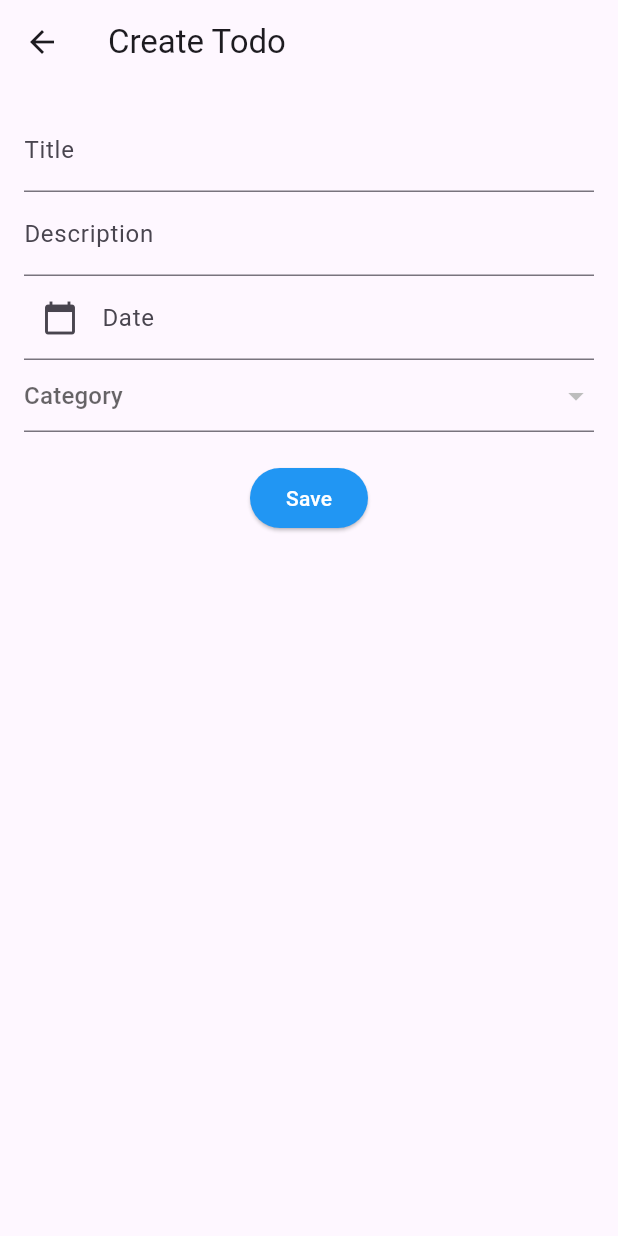
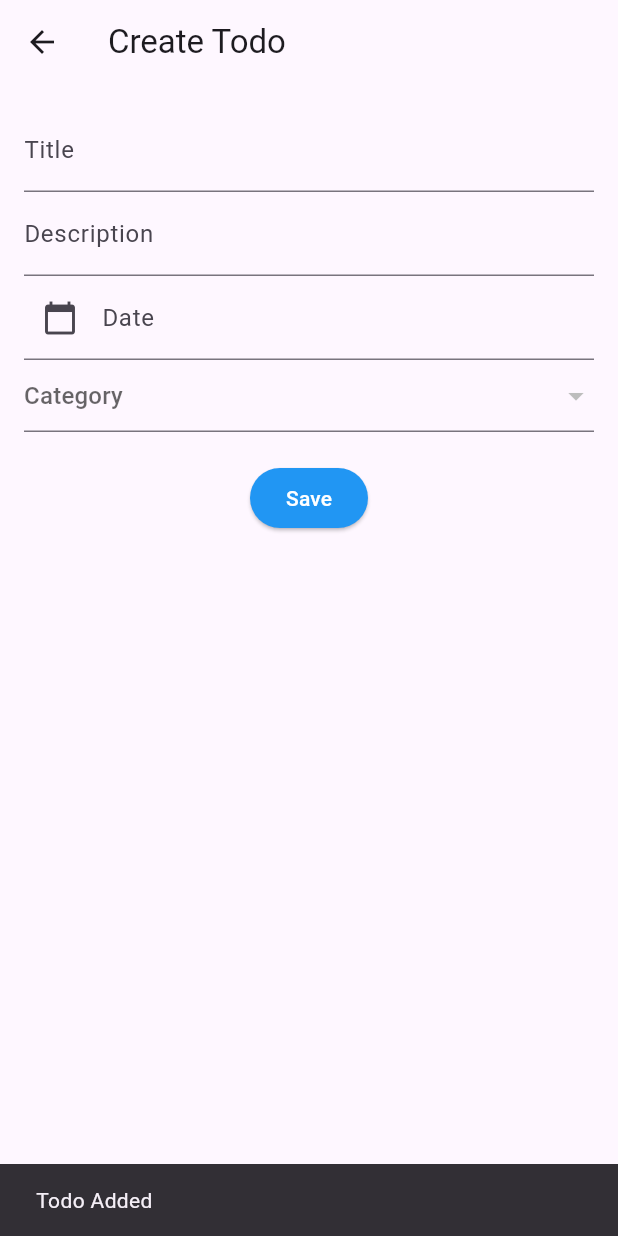
Before and after one commit to abusayembd/flutter_todo_app_sqflite, a Flutter app: the TodoScreen screen opened directly, after a tap on "Save", on a phone screen of 412 x 824 dp. Run offline on Flutter 3.47's test engine with Material 3 defaults, Android fonts, the phone set to English and light mode, and no system bars; our stand-ins replace sqflite; accounts and stored records are empty; network calls fail.

Commit message:
todo table added, todo title, desc, date picker, category dropdown , save todo to database

```diff
--- /dev/null
+++ b/lib/models/todo.dart
@@ -0,0 +1,27 @@
+class Todo {
+
+  String title;
+  String description;
+  String category;
+  String todoDate;
+  int isFinished;
+
+  Todo({
+
+    required this.title,
+    required this.description,
+    required this.category,
+    required this.todoDate,
+    required this.isFinished,
+  });
+
+  todoMap() {
+    var mapping = <String, dynamic>{};
+    mapping['title'] = title;
+    mapping['description'] = description;
+    mapping['category'] = category;
+    mapping['todoDate'] = todoDate;
+    mapping['isFinished'] = isFinished;
+    return mapping;
+  }
+}
--- a/lib/repositories/database_connection.dart
+++ b/lib/repositories/database_connection.dart
@@ -15,5 +15,10 @@ setDatabase() async {
 
   FutureOr<void> _onCreatingDatabase(Database database, int version)async {
   await database.execute('CREATE TABLE categories(id INTEGER PRIMARY KEY AUTOINCREMENT, name TEXT, description TEXT)');
-  }
+    //create table todos
+    await database.execute('CREATE TABLE todos(id INTEGER PRIMARY KEY AUTOINCREMENT, title TEXT, description TEXT, category TEXT, todoDate TEXT, isFinished INTEGER)');
 }
+
+
+
+}
--- a/lib/screens/todo_screen.dart
+++ b/lib/screens/todo_screen.dart
@@ -1,6 +1,9 @@
 import 'package:flutter/material.dart';
+import 'package:flutter_todolist_sqflite_app/models/todo.dart';
+import 'package:intl/intl.dart';
 
 import '../service/category_service.dart';
+import '../service/todo_service.dart';
 
 class TodoScreen extends StatefulWidget {
   const TodoScreen({super.key});
@@ -10,9 +13,9 @@ class TodoScreen extends StatefulWidget {
 }
 
 class _TodoScreenState extends State<TodoScreen> {
-  var todoTitleController = TextEditingController();
-  var todoDescriptionController = TextEditingController();
-  var todoDateController = TextEditingController();
+  final _todoTitleController = TextEditingController();
+  final _todoDescriptionController = TextEditingController();
+  final _todoDateController = TextEditingController();
   var _selectedValue;
 
   final _categories = <DropdownMenuItem<String>>[];
@@ -36,6 +39,28 @@ class _TodoScreenState extends State<TodoScreen> {
     });
   }
 
+  DateTime _dateTime = DateTime.now();
+
+  _selectedTodoDate(BuildContext context) async {
+    var _pickedDate = await showDatePicker(
+      context: context,
+      initialDate: _dateTime,
+      firstDate: DateTime(2000),
+      lastDate: DateTime(2100),
+    );
+    if (_pickedDate != null) {
+      setState(() {
+        _dateTime = _pickedDate;
+        _todoDateController.text = DateFormat('yyyy-MM-dd').format(_pickedDate);
+      });
+    }
+  }
+
+  _showSuccessSnackBar(message) {
+    var snackBar = SnackBar(content: Text(message));
+    ScaffoldMessenger.of(context).showSnackBar(snackBar);
+  }
+
   @override
   Widget build(BuildContext context) {
     return Scaffold(
@@ -47,27 +72,27 @@ class _TodoScreenState extends State<TodoScreen> {
         child: Column(
           children: [
             TextField(
-              controller: todoTitleController,
+              controller: _todoTitleController,
               decoration: const InputDecoration(
                 labelText: "Title",
                 hintText: "Write Todo Title",
               ),
             ),
             TextField(
-              controller: todoDescriptionController,
+              controller: _todoDescriptionController,
               decoration: const InputDecoration(
                 labelText: "Description",
                 hintText: "Write Todo Description",
               ),
             ),
             TextField(
-              controller: todoDateController,
+              controller: _todoDateController,
               decoration: InputDecoration(
                 labelText: "Date",
                 hintText: "Pick a Date",
                 prefixIcon: InkWell(
                   onTap: () {
-                    //todo: implement date time picker
+                    _selectedTodoDate(context);
                   },
                   child: const Icon(Icons.calendar_today),
                 ),
@@ -91,8 +116,22 @@ class _TodoScreenState extends State<TodoScreen> {
                 foregroundColor: Colors.white,
                 backgroundColor: Colors.blue,
               ),
-              onPressed: () {},
-              child: Text("Save"),
+              onPressed: () async {
+                var _todoObject = Todo(
+                    title: _todoTitleController.text,
+                    description: _todoDescriptionController.text,
+                    category: _selectedValue.toString(),
+                    todoDate: _todoDateController.text,
+                    isFinished: 0);
+                var _todoService = TodoService();
+                var result = await _todoService.saveTodo(_todoObject);
+                debugPrint(result.toString());
+
+                if (result > 0) {
+                  _showSuccessSnackBar("Todo Added");
+                }
+              },
+              child: const Text("Save"),
             ),
           ],
         ),
--- /dev/null
+++ b/lib/service/todo_service.dart
@@ -0,0 +1,17 @@
+import 'package:flutter_todolist_sqflite_app/repositories/repository.dart';
+
+import '../models/todo.dart';
+
+class TodoService{
+  late Repository _repository;
+
+  TodoService(){
+    _repository = Repository();
+  }
+
+  saveTodo(Todo todo) async {
+    return await _repository.insertData('todos', todo.todoMap());
+  }
+
+
+}
--- a/pubspec.yaml
+++ b/pubspec.yaml
@@ -38,6 +38,7 @@ dependencies:
   sqflite: ^2.3.1
   path_provider: ^2.1.2
   path: ^1.8.3
+  intl: ^0.19.0
 
 dev_dependencies:
   flutter_test:
```
Also changed, not shown: pubspec.lock.
